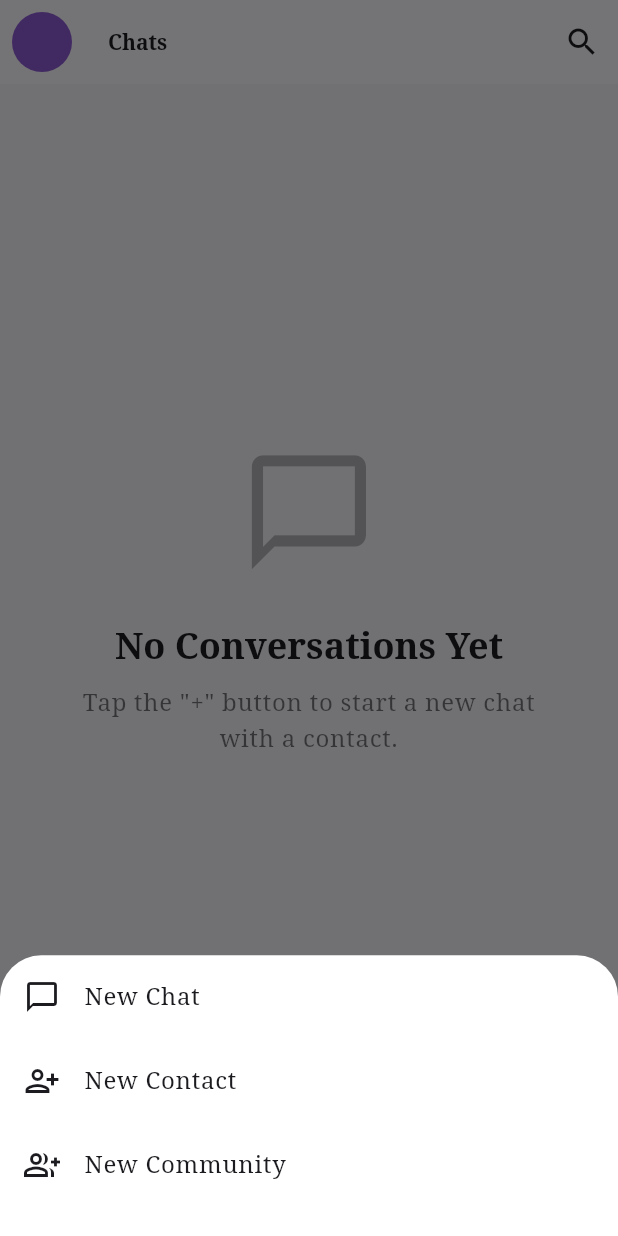
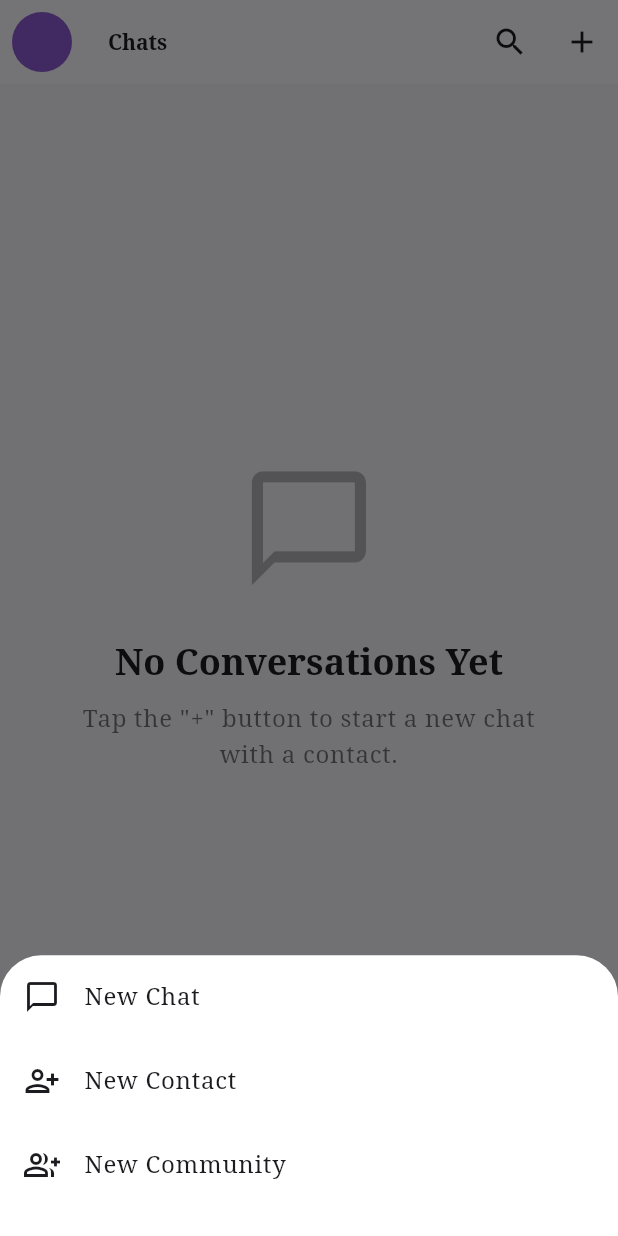
Before and after one commit to ahmad-alhariri/flutter-chat-app, a Flutter app: the MainScreen screen opened by its route, after a tap on the "add" icon, on a phone screen of 412 x 824 dp. Run offline on Flutter 3.47's test engine with Material 3 defaults, Android fonts, the phone set to English and light mode, and no system bars; our stand-ins replace cloud_firestore, firebase_auth, firebase_core, flutter_screenutil, google_fonts, shared_preferences; accounts and stored records are empty.

Commit message:
Dark Mode implemented

```diff
--- /dev/null
+++ b/lib/core/constants/firestore_constants.dart
@@ -0,0 +1,25 @@
+// ==================================================
+// PURPOSE: Centralizes all Firestore collection and field names to prevent typos.
+// ==================================================
+class FirestoreConstants {
+  // Collections
+  static const String usersCollection = 'users';
+  static const String conversationsCollection = 'conversations';
+  static const String messagesCollection = 'messages';
+
+  // User Fields
+  static const String uid = 'uid';
+  static const String username = 'username';
+  static const String email = 'email';
+  static const String profileImageUrl = 'profileImageUrl';
+
+  // Conversation Fields
+  static const String participantIds = 'participantIds';
+  static const String lastMessage = 'lastMessage';
+  static const String lastMessageTimestamp = 'lastMessageTimestamp';
+
+  // Message Fields
+  static const String senderId = 'senderId';
+  static const String text = 'text';
+  static const String timestamp = 'timestamp';
+}
--- /dev/null
+++ b/lib/core/viewmodels/theme_viewmodel.dart
@@ -0,0 +1,32 @@
+import 'package:flutter/material.dart';
+import 'package:shared_preferences/shared_preferences.dart';
+
+
+class ThemeViewModel extends ChangeNotifier {
+  final SharedPreferences? _prefs;
+  static const String _themeKey = 'theme_mode';
+
+  ThemeMode _themeMode;
+  ThemeMode get themeMode => _themeMode;
+
+  ThemeViewModel(this._prefs, {ThemeMode initialTheme = ThemeMode.system})
+      : _themeMode = initialTheme {
+    _loadTheme();
+  }
+
+  void _loadTheme() {
+    if (_prefs == null) return;
+    final themeIndex = _prefs!.getInt(_themeKey);
+    if (themeIndex != null) {
+      _themeMode = ThemeMode.values[themeIndex];
+    }
+  }
+
+  Future<void> setThemeMode(ThemeMode mode) async {
+    _themeMode = mode;
+    notifyListeners();
+    if (_prefs != null) {
+      await _prefs!.setInt(_themeKey, mode.index);
+    }
+  }
+}
--- a/lib/main.dart
+++ b/lib/main.dart
@@ -5,6 +5,7 @@ import 'package:flutter_chat_app/core/constants/themes.dart';
 import 'package:flutter_chat_app/core/providers/app_provider.dart';
 import 'package:flutter_chat_app/core/services/navigation_service.dart';
 import 'package:flutter_chat_app/core/utils/route_utils.dart';
+import 'package:flutter_chat_app/core/viewmodels/theme_viewmodel.dart';
 import 'package:flutter_chat_app/firebase_options.dart';
 import 'package:flutter_screenutil/flutter_screenutil.dart';
 import 'package:provider/provider.dart';
@@ -25,6 +26,8 @@ class ChatApp extends StatelessWidget {
         minTextAdapt: true,
         splitScreenMode: true,
         builder: (context, child) {
+          // Consume the ThemeViewModel to reactively update the theme.
+          final themeViewModel = context.watch<ThemeViewModel>();
           return MaterialApp(
             debugShowCheckedModeBanner: false,
             title: 'Chat App',
@@ -33,8 +36,7 @@ class ChatApp extends StatelessWidget {
             // The darkTheme property is for the dark theme.
             darkTheme: AppTheme.darkTheme,
             // themeMode controls which theme to use.
-            // ThemeMode.system will automatically switch based on the device's setting.
-            themeMode: ThemeMode.light,
+            themeMode: themeViewModel.themeMode,
             // The navigatorKey is essential for the NavigationService to work.
             navigatorKey: context.read<NavigationService>().navigatorKey,
             // The onGenerateRoute tells the MaterialApp to use our centralized RouteGenerator.
--- a/lib/ui/screens/home/chatList/chat_list_view.dart
+++ b/lib/ui/screens/home/chatList/chat_list_view.dart
@@ -1,15 +1,58 @@
 import 'package:flutter/material.dart';
-import 'package:flutter_chat_app/core/models/conversation_model.dart';
-import 'package:flutter_chat_app/core/models/user_model.dart';
 import 'package:flutter_chat_app/core/services/auth_service.dart';
-import 'package:flutter_chat_app/core/services/database_service.dart';
 import 'package:flutter_chat_app/core/viewmodels/chat_list_viewmodel.dart';
 import 'package:flutter_chat_app/ui/widgets/conversation_tile_widget.dart';
 import 'package:flutter_chat_app/ui/widgets/empty_state_widget.dart';
+import 'package:flutter_screenutil/flutter_screenutil.dart';
 import 'package:provider/provider.dart';
 
 class ChatListView extends StatelessWidget {
   const ChatListView({super.key});
+
+  void _showNewChatMenu(BuildContext context) {
+    showModalBottomSheet(
+      context: context,
+      backgroundColor: Colors.transparent,
+      builder: (context) {
+        return Container(
+          decoration: BoxDecoration(
+            color: Theme.of(context).colorScheme.surface,
+            borderRadius: BorderRadius.vertical(top: Radius.circular(24.r)),
+          ),
+          child: Column(
+            mainAxisSize: MainAxisSize.min,
+            children: [
+              ListTile(
+                leading: const Icon(Icons.chat_bubble_outline),
+                title: const Text('New Chat'),
+                onTap: () {
+                  Navigator.pop(context);
+                  // TODO: Navigate to a new chat creation screen
+                },
+              ),
+              ListTile(
+                leading: const Icon(Icons.person_add_alt_1_outlined),
+                title: const Text('New Contact'),
+                onTap: () {
+                  Navigator.pop(context);
+                  // TODO: Navigate to a new contact creation screen
+                },
+              ),
+              ListTile(
+                leading: const Icon(Icons.group_add_outlined),
+                title: const Text('New Community'),
+                onTap: () {
+                  Navigator.pop(context);
+                  // TODO: Navigate to a new community creation screen
+                },
+              ),
+              SizedBox(height: 16.h),
+            ],
+          ),
+        );
+      },
+    );
+  }
 
   @override
   Widget build(BuildContext context) {
@@ -29,29 +72,22 @@ class ChatListView extends StatelessWidget {
         title: const Text('Chats', style: TextStyle(fontWeight: FontWeight.bold)),
         actions: [
           IconButton(icon: const Icon(Icons.search), onPressed: () {}),
+          IconButton(icon: const Icon(Icons.add), onPressed: () => _showNewChatMenu(context)),
         ],
       ),
-      body: StreamBuilder<List<ConversationModel>>(
-        stream: viewModel.conversationsStream,
-        builder: (context, snapshot) {
-          if (snapshot.connectionState == ConnectionState.waiting) {
+      body: Builder(
+        builder: (context) {
+          if (viewModel.isBusy) {
             return const Center(child: CircularProgressIndicator());
           }
-          if (snapshot.hasError) {
-            return const EmptyStateWidget(
-              icon: Icons.error_outline,
-              title: 'Something Went Wrong',
-              message: 'We couldn\'t load your conversations. Please try again later.',
-            );
-          }
-          if (!snapshot.hasData || snapshot.data!.isEmpty) {
+          if (viewModel.conversations.isEmpty) {
             return const EmptyStateWidget(
               icon: Icons.chat_bubble_outline,
               title: 'No Conversations Yet',
               message: 'Tap the "+" button to start a new chat with a contact.',
             );
           }
-          final conversations = snapshot.data!;
+          final conversations = viewModel.conversations;
           return ListView.builder(
             itemCount: conversations.length,
             itemBuilder: (context, index) {
@@ -61,11 +97,10 @@ class ChatListView extends StatelessWidget {
 
               if (otherUserId.isEmpty) return const SizedBox.shrink();
 
-              // Get the user data from the ViewModel's cache.
               final otherUser = viewModel.userCache[otherUserId];
 
               return ConversationTile(
-                otherUser: otherUser, // Can be null while loading
+                otherUser: otherUser,
                 lastMessage: conversation.lastMessage,
                 lastMessageTimestamp: conversation.lastMessageTimestamp.toDate(),
                 unreadCount: conversation.unreadCount,
--- a/lib/ui/screens/home/home_screen.dart
+++ b/lib/ui/screens/home/home_screen.dart
@@ -21,51 +21,6 @@ import 'package:provider/provider.dart';
 class MainScreen extends StatelessWidget {
   const MainScreen({super.key});
 
-  void _showNewChatMenu(BuildContext context) {
-    showModalBottomSheet(
-      context: context,
-      backgroundColor: Colors.transparent,
-      builder: (context) {
-        return Container(
-          decoration: BoxDecoration(
-            color: Theme.of(context).colorScheme.surface,
-            borderRadius: BorderRadius.vertical(top: Radius.circular(24.r)),
-          ),
-          child: Column(
-            mainAxisSize: MainAxisSize.min,
-            children: [
-              ListTile(
-                leading: const Icon(Icons.chat_bubble_outline),
-                title: const Text('New Chat'),
-                onTap: () {
-                  Navigator.pop(context);
-                  // TODO: Navigate to a new chat creation screen
-                },
-              ),
-              ListTile(
-                leading: const Icon(Icons.person_add_alt_1_outlined),
-                title: const Text('New Contact'),
-                onTap: () {
-                  Navigator.pop(context);
-                  // TODO: Navigate to a new contact creation screen
-                },
-              ),
-              ListTile(
-                leading: const Icon(Icons.group_add_outlined),
-                title: const Text('New Community'),
-                onTap: () {
-                  Navigator.pop(context);
-                  // TODO: Navigate to a new community creation screen
-                },
-              ),
-              SizedBox(height: 16.h),
-            ],
-          ),
-        );
-      },
-    );
-  }
-
   @override
   Widget build(BuildContext context) {
     return ChangeNotifierProvider(
@@ -82,39 +37,26 @@ class MainScreen extends StatelessWidget {
                 ProfileView(),
               ],
             ),
-            floatingActionButton: FloatingActionButton(
-              onPressed: () => _showNewChatMenu(context),
-              child: const Icon(Icons.add),
-            ),
-            floatingActionButtonLocation: FloatingActionButtonLocation.centerDocked,
-            bottomNavigationBar: BottomAppBar(
-              shape: const CircularNotchedRectangle(),
-              notchMargin: 8.0,
-              child: Row(
-                mainAxisAlignment: MainAxisAlignment.spaceAround,
-                children: [
-                  IconButton(
-                    icon: const Icon(Icons.home_outlined),
-                    onPressed: () => viewModel.onTabTapped(0),
-                    color: viewModel.currentIndex == 0 ? Theme.of(context).colorScheme.primary : null,
-                  ),
-                  IconButton(
-                    icon: const Icon(Icons.people_alt_outlined),
-                    onPressed: () => viewModel.onTabTapped(1),
-                    color: viewModel.currentIndex == 1 ? Theme.of(context).colorScheme.primary : null,
-                  ),
-                  const SizedBox(width: 40), // The space for the FAB
-                  IconButton(
-                    icon: const Icon(Icons.call_outlined),
-                    onPressed: () { /* TODO: Implement Calls Screen */ },
-                  ),
-                  IconButton(
-                    icon: const Icon(Icons.person_outline),
-                    onPressed: () => viewModel.onTabTapped(2),
-                    color: viewModel.currentIndex == 2 ? Theme.of(context).colorScheme.primary : null,
-                  ),
-                ],
-              ),
+            bottomNavigationBar: BottomNavigationBar(
+              currentIndex: viewModel.currentIndex,
+              onTap: viewModel.onTabTapped,
+              items: const [
+                BottomNavigationBarItem(
+                  icon: Icon(Icons.chat_bubble_outline),
+                  activeIcon: Icon(Icons.chat_bubble),
+                  label: 'Chats',
+                ),
+                BottomNavigationBarItem(
+                  icon: Icon(Icons.people_outline),
+                  activeIcon: Icon(Icons.people),
+                  label: 'Contacts',
+                ),
+                BottomNavigationBarItem(
+                  icon: Icon(Icons.person_outline),
+                  activeIcon: Icon(Icons.person),
+                  label: 'Profile',
+                ),
+              ],
             ),
           );
         },
--- a/lib/ui/screens/home/profile/profile_view.dart
+++ b/lib/ui/screens/home/profile/profile_view.dart
@@ -1,5 +1,7 @@
 import 'package:flutter/material.dart';
 import 'package:flutter_chat_app/core/viewmodels/profile_viewmodel.dart';
+import 'package:flutter_chat_app/core/viewmodels/theme_viewmodel.dart';
+import 'package:flutter_screenutil/flutter_screenutil.dart';
 import 'package:provider/provider.dart';
 
 class ProfileView extends StatelessWidget {
@@ -8,22 +10,70 @@ class ProfileView extends StatelessWidget {
   @override
   Widget build(BuildContext context) {
     final viewModel = context.watch<ProfileViewModel>();
+    final themeViewModel = context.watch<ThemeViewModel>();
     final currentUser = viewModel.currentUser;
+    final theme = Theme.of(context);
+
     return Scaffold(
       appBar: AppBar(title: const Text('Profile')),
-      body: Center(
-        child: Column(
-          mainAxisAlignment: MainAxisAlignment.center,
-          children: [
-            Text('Username: ${currentUser?.displayName ?? 'N/A'}'),
-            Text('Email: ${currentUser?.email ?? 'N/A'}'),
-            const SizedBox(height: 20),
-            ElevatedButton(
+      body: Column(
+        children: [
+          SizedBox(height: 30.h),
+          CircleAvatar(
+            radius: 50.r,
+            backgroundImage: currentUser?.photoURL != null
+                ? NetworkImage(currentUser!.photoURL!)
+                : null,
+            child: currentUser?.photoURL == null
+                ? Icon(Icons.person, size: 50.r)
+                : null,
+          ),
+          SizedBox(height: 16.h),
+          Text(
+            currentUser?.displayName ?? 'Anonymous User',
+            style: theme.textTheme.headlineSmall?.copyWith(fontWeight: FontWeight.bold),
+          ),
+          Text(
+            currentUser?.email ?? 'No email',
+            style: theme.textTheme.bodyLarge?.copyWith(color: theme.colorScheme.onBackground.withOpacity(0.6)),
+          ),
+          SizedBox(height: 30.h),
+          const Divider(),
+          ListTile(
+            title: Text('Appearance', style: theme.textTheme.titleSmall?.copyWith(color: theme.colorScheme.onBackground.withOpacity(0.6))),
+          ),
+          RadioListTile<ThemeMode>(
+            title: const Text('System Default'),
+            value: ThemeMode.system,
+            groupValue: themeViewModel.themeMode,
+            onChanged: (mode) => themeViewModel.setThemeMode(mode!),
+          ),
+          RadioListTile<ThemeMode>(
+            title: const Text('Light'),
+            value: ThemeMode.light,
+            groupValue: themeViewModel.themeMode,
+            onChanged: (mode) => themeViewModel.setThemeMode(mode!),
+          ),
+          RadioListTile<ThemeMode>(
+            title: const Text('Dark'),
+            value: ThemeMode.dark,
+            groupValue: themeViewModel.themeMode,
+            onChanged: (mode) => themeViewModel.setThemeMode(mode!),
+          ),
+          const Spacer(),
+          Padding(
+            padding: EdgeInsets.all(16.w),
+            child: ElevatedButton.icon(
+              icon: const Icon(Icons.logout),
+              label: const Text('Logout'),
               onPressed: () => viewModel.signOut(),
-              child: const Text('Logout'),
+              style: ElevatedButton.styleFrom(
+                backgroundColor: theme.colorScheme.error,
+                foregroundColor: theme.colorScheme.onError,
+              ),
             ),
-          ],
-        ),
+          ),
+        ],
       ),
     );
   }
--- a/pubspec.yaml
+++ b/pubspec.yaml
@@ -42,6 +42,7 @@ dependencies:
   provider: ^6.1.5
   google_fonts: ^6.2.1
   intl: ^0.20.2
+  shared_preferences: ^2.5.3
 
 dev_dependencies:
   flutter_test:
```
Also changed, not shown: lib/core/models/conversation_model.dart (+4 -3 lines), lib/core/models/message_model.dart (+8 -6 lines), lib/core/models/user_model.dart (+10 -8 lines), lib/core/providers/app_provider.dart (+13 -0 lines), lib/core/services/database_service.dart (+49 -23 lines), lib/core/viewmodels/chat_list_viewmodel.dart (+15 -18 lines), pubspec.lock, 1 other file.
